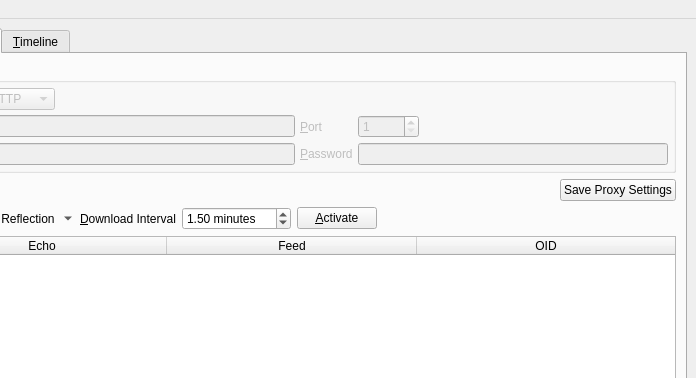
Above: branches/trunk/UI/spot-on-rss.ui from textbrowser/spot-on before the change; both pictures show x 104 to 800 and y 0 to 378 of the 800 by 600 pixel window. Below: the same form after it.
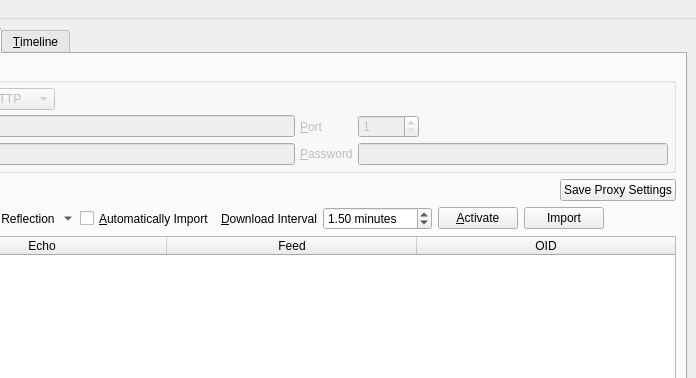
That is the form after the change. Icons and pictures are not drawn.

```diff
--- a/branches/trunk/UI/spot-on-rss.ui
+++ b/branches/trunk/UI/spot-on-rss.ui
@@ -231,6 +231,19 @@
             </property>
            </widget>
           </item>
+          <item>
+           <widget class="QCheckBox" name="automatically_import">
+            <property name="sizePolicy">
+             <sizepolicy hsizetype="Minimum" vsizetype="Preferred">
+              <horstretch>0</horstretch>
+              <verstretch>0</verstretch>
+             </sizepolicy>
+            </property>
+            <property name="text">
+             <string>&amp;Automatically Import</string>
+            </property>
+           </widget>
+          </item>
           <item>
            <widget class="QLabel" name="label">
             <property name="text">
@@ -247,7 +260,7 @@
              <string> minutes</string>
             </property>
             <property name="minimum">
-             <double>0.500000000000000</double>
+             <double>0.250000000000000</double>
             </property>
             <property name="maximum">
              <double>120.000000000000000</double>
@@ -270,6 +283,13 @@
             </property>
            </widget>
           </item>
+          <item>
+           <widget class="QPushButton" name="import">
+            <property name="text">
+             <string>Import</string>
+            </property>
+           </widget>
+          </item>
           <item>
            <spacer name="horizontalSpacer">
             <property name="orientation">
```
Left out of the diff: 21 changed lines with no effect on the pictures.
